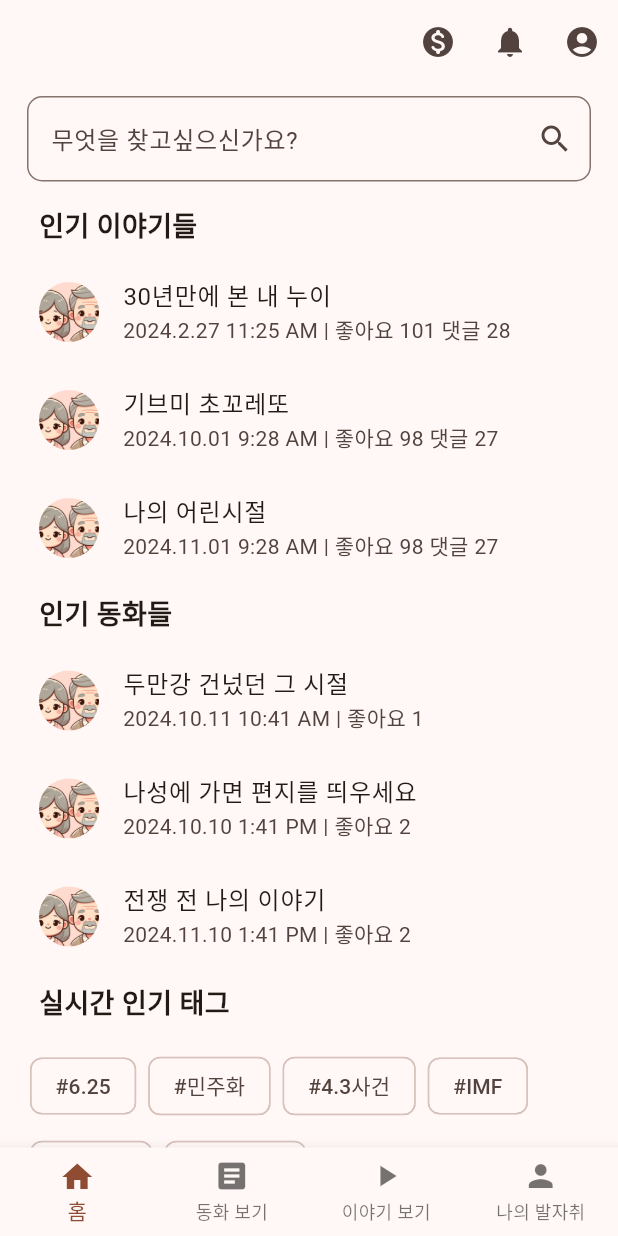
After one commit to seongyeon1/storypocket, a Flutter app: the YoungHomeScreen screen opened directly, on a phone screen of 412 x 824 dp. The commit adds this screen. Run offline on Flutter 3.47's test engine with Material 3 defaults, Android fonts, the phone set to English and light mode, and no system bars; our stand-ins replace flutter_tts, just_audio, speech_to_text.

Commit message:
add young page

```diff
--- a/frontend/lib/screens/contants/story/widgets/story_tile.dart
+++ b/frontend/lib/screens/contants/story/widgets/story_tile.dart
@@ -1,5 +1,6 @@
 import 'package:flutter/material.dart';
 import 'package:my_project/models/story.dart';
+import 'package:my_project/style/fontstyle.dart';
 
 Widget buildStoryTile(
     Story story, int order, BuildContext context, Widget storyScreen) {
@@ -7,7 +8,10 @@ Widget buildStoryTile(
     leading: const CircleAvatar(
       backgroundImage: AssetImage("assets/image/grandma_grandpa.png"),
     ),
-    title: Text("${order + 1}  ${story.title}"),
+    title: Text(
+      "${order + 1}  ${story.title}",
+      style: StoryMenuFontsize(),
+    ),
     trailing: Column(
       children: [Text('조회수: ${story.views}'), Text('작성자: ${story.author}')],
     ),
--- a/frontend/lib/screens/contants/storybook/widgets/story_book_tile.dart
+++ b/frontend/lib/screens/contants/storybook/widgets/story_book_tile.dart
@@ -10,7 +10,11 @@ Widget storyBookTile(
     ),
     title: Text("${order + 1}  ${story.title}", style: StoryMenuFontsize()),
     trailing: Column(
-      children: [Text('조회수: ${story.views}'), Text('작성자: ${story.author}')],
+      mainAxisAlignment: MainAxisAlignment.center,
+      children: [
+        Text('조회수: ${story.views}'),
+        Text('작성자: ${story.author}'),
+      ],
     ),
     onTap: () {
       //상세 이야기 화면
--- /dev/null
+++ b/frontend/lib/young/young_home_screen.dart
@@ -0,0 +1,147 @@
+import 'package:flutter/material.dart';
+import 'package:my_project/screens/common/widgets/search_bar.dart';
+
+class YoungHomeScreen extends StatefulWidget {
+  const YoungHomeScreen({super.key});
+
+  @override
+  State<YoungHomeScreen> createState() => _YoungHomeScreenState();
+}
+
+class _YoungHomeScreenState extends State<YoungHomeScreen> {
+  int _selectedIndex = 0; // 현재 인덱스
+  @override
+  Widget build(BuildContext context) {
+    void onItemTapped(int index) {
+      setState(() {
+        _selectedIndex = index;
+      });
+    }
+
+    return Scaffold(
+      appBar: AppBar(
+        actions: [
+          IconButton(
+            onPressed: () {},
+            icon: const Icon(Icons.monetization_on_rounded),
+          ),
+          IconButton(
+            onPressed: () {},
+            icon: const Icon(Icons.notifications),
+          ),
+          IconButton(
+            onPressed: () {},
+            icon: const Icon(Icons.account_circle_rounded),
+          )
+        ],
+      ),
+      body: IndexedStack(
+        index: _selectedIndex,
+        children: [
+          Page1(),
+
+        ],
+      ),
+      bottomNavigationBar: BottomNavigationBar(
+          type: BottomNavigationBarType.fixed,
+          items: const <BottomNavigationBarItem>[
+            BottomNavigationBarItem(
+              icon: Icon(Icons.home),
+              label: '홈',
+            ),
+            BottomNavigationBarItem(
+              icon: Icon(Icons.article),
+              label: '동화 보기',
+            ),
+            BottomNavigationBarItem(
+              icon: Icon(Icons.play_arrow),
+              label: '이야기 보기',
+            ),
+            BottomNavigationBarItem(
+              icon: Icon(Icons.person),
+              label: '나의 발자취',
+            ),
+          ],
+          currentIndex: 0, // 현재 페이지는 커뮤니티
+          onTap: onItemTapped),
+    );
+  }
+
+  Padding Page1() {
+    return Padding(
+      padding: const EdgeInsets.symmetric(horizontal: 10),
+      child: Column(
+        mainAxisAlignment: MainAxisAlignment.spaceEvenly,
+        children: [
+          Padding(
+            padding: const EdgeInsets.all(8.0),
+            child: TextField(
+              decoration: InputDecoration(
+                hintText: '무엇을 찾고싶으신가요?',
+                suffixIcon: const Icon(Icons.search),
+                border: OutlineInputBorder(
+                  borderRadius: BorderRadius.circular(10.0),
+                ),
+              ),
+            ),
+          ),
+          Expanded(
+            child: ListView(
+              children: [
+                _buildSectionTitle('인기 이야기들'),
+                _buildStoryItem(
+                    '30년만에 본 내 누이', '2024.2.27 11:25 AM', '좋아요 101 댓글 28'),
+                _buildStoryItem(
+                    '기브미 초꼬레또', '2024.10.01 9:28 AM', '좋아요 98 댓글 27'),
+                _buildStoryItem(
+                    '나의 어린시절', '2024.11.01 9:28 AM', '좋아요 98 댓글 27'),
+                _buildSectionTitle('인기 동화들'),
+                _buildStoryItem('두만강 건넜던 그 시절', '2024.10.11 10:41 AM', '좋아요 1'),
+                _buildStoryItem(
+                    '나성에 가면 편지를 띄우세요', '2024.10.10 1:41 PM', '좋아요 2'),
+                _buildStoryItem('전쟁 전 나의 이야기', '2024.11.10 1:41 PM', '좋아요 2'),
+                _buildSectionTitle('실시간 인기 태그'),
+                _buildTagList(
+                    ['#6.25', '#민주화', '#4.3사건', '#IMF', '#산업화', '#이산가족']),
+              ],
+            ),
+          ),
+        ],
+      ),
+    );
+  }
+
+  Widget _buildSectionTitle(String title) {
+    return Padding(
+      padding: const EdgeInsets.symmetric(vertical: 8.0, horizontal: 16.0),
+      child: Text(
+        title,
+        style: const TextStyle(fontSize: 18.0, fontWeight: FontWeight.bold),
+      ),
+    );
+  }
+
+  Widget _buildStoryItem(String title, String date, String likesComments) {
+    return ListTile(
+      leading: const CircleAvatar(
+        backgroundImage: AssetImage("assets/image/grandma_grandpa.png"),
+      ),
+      title: Text(title),
+      subtitle: Text('$date | $likesComments'),
+      onTap: () {
+        // TODO: 이야기 상세 페이지로 이동하는 로직 구현
+      },
+    );
+  }
+
+  Widget _buildTagList(List<String> tags) {
+    return Padding(
+      padding: const EdgeInsets.all(10.0),
+      child: Wrap(
+        spacing: 8.0,
+        runSpacing: 8.0,
+        children: tags.map((tag) => Chip(label: Text(tag))).toList(),
+      ),
+    );
+  }
+}
```
Also changed, not shown: frontend/lib/screens/auth/id_pw_screen.dart (+5 -5 lines), frontend/lib/screens/auth/login_screen.dart (+10 -1 lines), frontend/lib/screens/contants/point/elder_point_screen.dart (+18 -0 lines), frontend/lib/screens/contants/story/elder_story_detail_screen.dart (+0 -8 lines), frontend/lib/screens/contants/storybook/elder_storybook_instruction_screen.dart (+0 -14 lines), frontend/lib/screens/contants/storybook/elder_storybook_mp3_screen.dart (+67 -4 lines).
